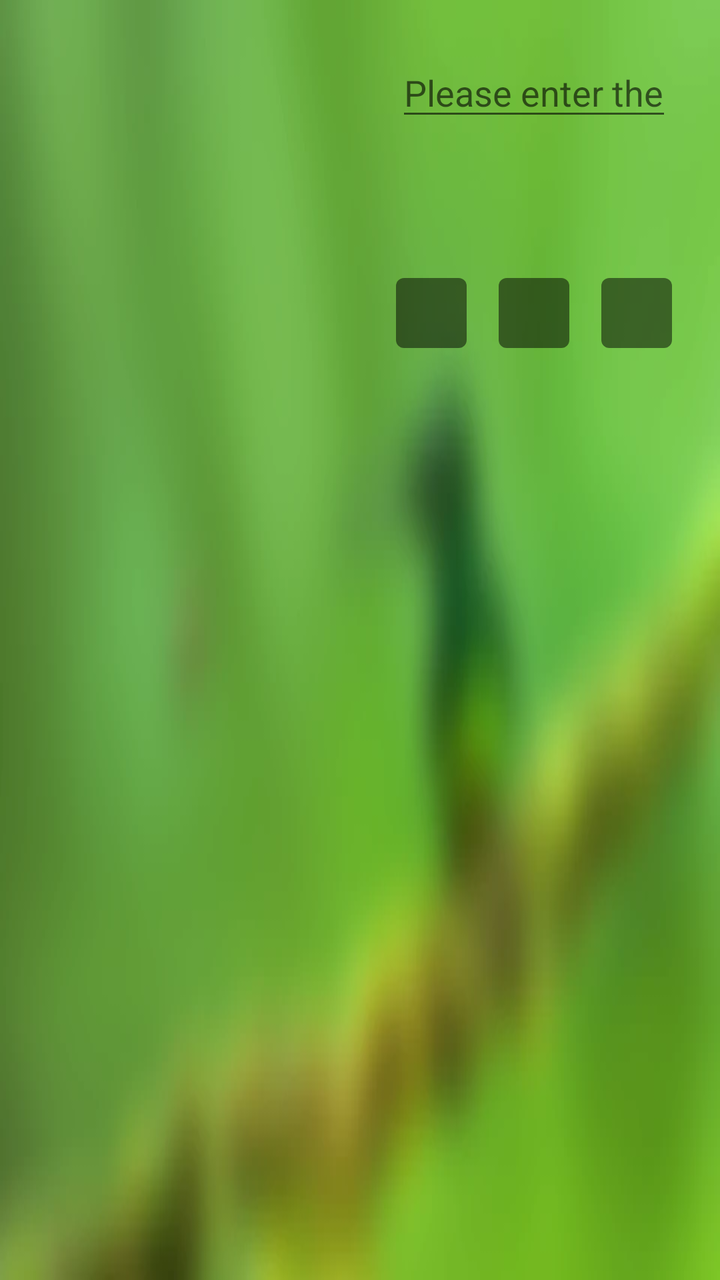
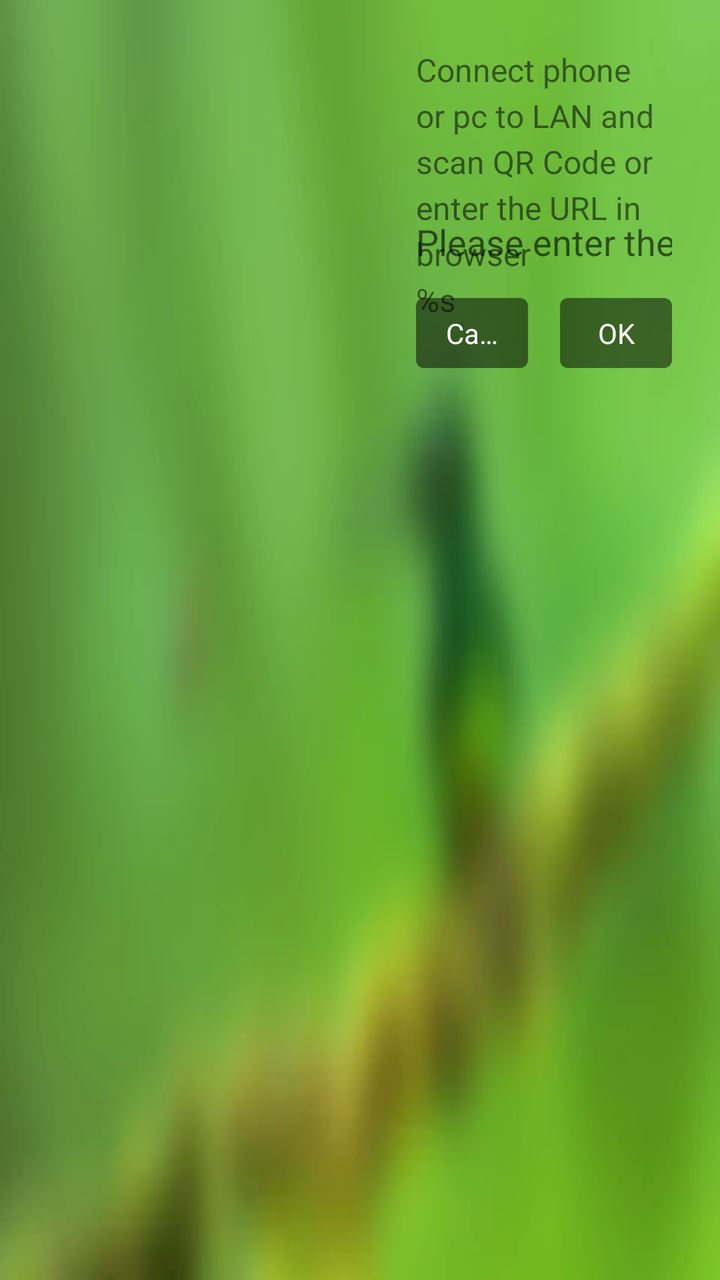

Two renders of the same Android screen: before a commit and after it. Below are the layout's source before the change and the commit's diff.
<!-- AndroidManifest.xml: application theme AppTheme -->
<!-- res/layout/dialog_config.xml -->
<?xml version="1.0" encoding="utf-8"?>
<RelativeLayout xmlns:android="http://schemas.android.com/apk/res/android"
    android:layout_width="wrap_content"
    android:layout_height="wrap_content"
    android:padding="24dp">

    <ImageView
        android:id="@+id/code"
        android:layout_width="150dp"
        android:layout_height="150dp"
        android:scaleType="fitXY" />

    <EditText
        android:id="@+id/text"
        android:layout_width="match_parent"
        android:layout_height="wrap_content"
        android:layout_marginStart="24dp"
        android:layout_toEndOf="@+id/code"
        android:hint="@string/dialog_config_url_hint"
        android:imeOptions="actionDone"
        android:importantForAutofill="no"
        android:inputType="text"
        android:singleLine="true"
        android:textSize="18sp" />

    <LinearLayout
        android:layout_width="match_parent"
        android:layout_height="wrap_content"
        android:layout_alignStart="@+id/text"
        android:layout_alignBottom="@+id/code"
        android:layout_marginTop="16dp"
        android:gravity="end"
        android:orientation="horizontal">

        <TextView
            android:id="@+id/history"
            android:layout_width="0dp"
            android:layout_height="wrap_content"
            android:layout_marginEnd="16dp"
            android:layout_weight="1"
            android:background="@drawable/selector_text"
            android:focusable="true"
            android:focusableInTouchMode="true"
            android:gravity="center"
            android:singleLine="true"
            android:text="@string/setting_history"
            android:textColor="@color/white" />

        <TextView
            android:id="@+id/negative"
            android:layout_width="0dp"
            android:layout_height="wrap_content"
            android:layout_marginEnd="16dp"
            android:layout_weight="1"
            android:background="@drawable/selector_text"
            android:focusable="true"
            android:focusableInTouchMode="true"
            android:gravity="center"
            android:singleLine="true"
            android:text="@string/dialog_negative"
            android:textColor="@color/white" />

        <TextView
            android:id="@+id/positive"
            android:layout_width="0dp"
            android:layout_height="wrap_content"
            android:layout_weight="1"
            android:background="@drawable/selector_text"
            android:focusable="true"
            android:focusableInTouchMode="true"
            android:gravity="center"
            android:singleLine="true"
            android:text="@string/dialog_positive"
            android:textColor="@color/white" />

    </LinearLayout>
</RelativeLayout>
<!-- resources referenced by this layout -->
<resources>
  <color name="white">#FFFFFF</color>
  <!-- drawable selector_text (drawable) -->
  <?xml version="1.0" encoding="utf-8"?>
  <selector xmlns:android="http://schemas.android.com/apk/res/android">
      <item android:drawable="@drawable/shape_text_focused" android:state_focused="true" />
      <item android:drawable="@drawable/shape_text_activated" android:state_activated="true" />
      <item android:drawable="@drawable/shape_text_normal" />
  </selector>
  <string name="dialog_config_url_hint">Please enter the configuration url</string>
  <string name="dialog_negative">Cancel</string>
  <string name="dialog_positive">OK</string>
  <string name="setting_history">History</string>
  <style name="AppTheme" parent="BaseTheme" />
  <!-- drawable shape_text_focused (drawable) -->
  <?xml version="1.0" encoding="utf-8"?>
  <shape xmlns:android="http://schemas.android.com/apk/res/android"
      android:shape="rectangle">
  
      <solid android:color="@color/black_70" />
  
      <corners android:radius="4dp" />
  
      <padding
          android:bottom="8dp"
          android:left="12dp"
          android:right="12dp"
          android:top="8dp" />
  
  </shape>
  <!-- drawable shape_text_activated (drawable) -->
  <?xml version="1.0" encoding="utf-8"?>
  <shape xmlns:android="http://schemas.android.com/apk/res/android"
      android:shape="rectangle">
  
      <solid android:color="@color/black_80" />
  
      <corners android:radius="4dp" />
  
      <padding
          android:bottom="8dp"
          android:left="12dp"
          android:right="12dp"
          android:top="8dp" />
  
  </shape>
  <!-- drawable shape_text_normal (drawable) -->
  <?xml version="1.0" encoding="utf-8"?>
  <shape xmlns:android="http://schemas.android.com/apk/res/android"
      android:shape="rectangle">
  
      <solid android:color="@color/black_50" />
  
      <corners android:radius="4dp" />
  
      <padding
          android:bottom="8dp"
          android:left="12dp"
          android:right="12dp"
          android:top="8dp" />
  
  </shape>
  <style name="BaseTheme" parent="Theme.MaterialComponents.Light.NoActionBar">
          <item name="colorPrimary">@color/primary</item>
          <item name="colorPrimaryDark">@color/primaryDark</item>
          <item name="colorAccent">@color/blue_500</item>
          <item name="android:windowAnimationStyle">@null</item>
          <item name="android:windowBackground">@drawable/wallpaper_1</item>
          <item name="android:windowFullscreen">true</item>
          <item name="android:windowTranslucentStatus">true</item>
          <item name="android:windowTranslucentNavigation">true</item>
      </style>
  <color name="black_70">#B3000000</color>
  <color name="black_80">#CC000000</color>
  <color name="black_50">#80000000</color>
  <color name="primary">@color/black</color>
  <color name="primaryDark">@color/black</color>
  <!-- drawable wallpaper_1: webp bitmap (drawable-nodpi, 9580 bytes) -->
  <color name="black">#000000</color>
</resources>

<!-- the commit's change to res/layout/dialog_config.xml (unified diff, before → after) -->
@@ -6,16 +6,29 @@
 
     <ImageView
         android:id="@+id/code"
-        android:layout_width="150dp"
-        android:layout_height="150dp"
+        android:layout_width="160dp"
+        android:layout_height="160dp"
         android:scaleType="fitXY" />
+
+    <TextView
+        android:id="@+id/info"
+        android:layout_width="wrap_content"
+        android:layout_height="wrap_content"
+        android:layout_marginStart="24dp"
+        android:layout_toEndOf="@+id/code"
+        android:lineSpacingExtra="4dp"
+        android:text="@string/push_info"
+        android:textColor="@color/grey_700"
+        android:textSize="16sp" />
 
     <EditText
         android:id="@+id/text"
         android:layout_width="match_parent"
         android:layout_height="wrap_content"
-        android:layout_marginStart="24dp"
-        android:layout_toEndOf="@+id/code"
+        android:layout_above="@+id/bottom"
+        android:layout_alignStart="@+id/info"
+        android:layout_marginBottom="16dp"
+        android:background="@null"
         android:hint="@string/dialog_config_url_hint"
         android:imeOptions="actionDone"
         android:importantForAutofill="no"
@@ -24,27 +37,13 @@
         android:textSize="18sp" />
 
     <LinearLayout
+        android:id="@+id/bottom"
         android:layout_width="match_parent"
         android:layout_height="wrap_content"
-        android:layout_alignStart="@+id/text"
+        android:layout_alignStart="@+id/info"
         android:layout_alignBottom="@+id/code"
-        android:layout_marginTop="16dp"
         android:gravity="end"
         android:orientation="horizontal">
-
-        <TextView
-            android:id="@+id/history"
-            android:layout_width="0dp"
-            android:layout_height="wrap_content"
-            android:layout_marginEnd="16dp"
-            android:layout_weight="1"
-            android:background="@drawable/selector_text"
-            android:focusable="true"
-            android:focusableInTouchMode="true"
-            android:gravity="center"
-            android:singleLine="true"
-            android:text="@string/setting_history"
-            android:textColor="@color/white" />
 
         <TextView
             android:id="@+id/negative"
@@ -58,7 +57,8 @@
             android:gravity="center"
             android:singleLine="true"
             android:text="@string/dialog_negative"
-            android:textColor="@color/white" />
+            android:textColor="@color/white"
+            android:textSize="14sp" />
 
         <TextView
             android:id="@+id/positive"
@@ -71,7 +71,8 @@
             android:gravity="center"
             android:singleLine="true"
             android:text="@string/dialog_positive"
-            android:textColor="@color/white" />
+            android:textColor="@color/white"
+            android:textSize="14sp" />
 
     </LinearLayout>
 </RelativeLayout>
<!-- resource entries referenced after the edit -->
@@ -11,7 +11,7 @@
   <string name="dialog_config_url_hint">Please enter the configuration url</string>
   <string name="dialog_negative">Cancel</string>
   <string name="dialog_positive">OK</string>
-  <string name="setting_history">History</string>
+  <string name="push_info">Connect phone or pc to LAN and scan QR Code or enter the URL in browser\n<app:g name="name">%s</app:g></string>
   <style name="AppTheme" parent="BaseTheme" />
   <!-- drawable shape_text_focused (drawable) -->
   <?xml version="1.0" encoding="utf-8"?>
